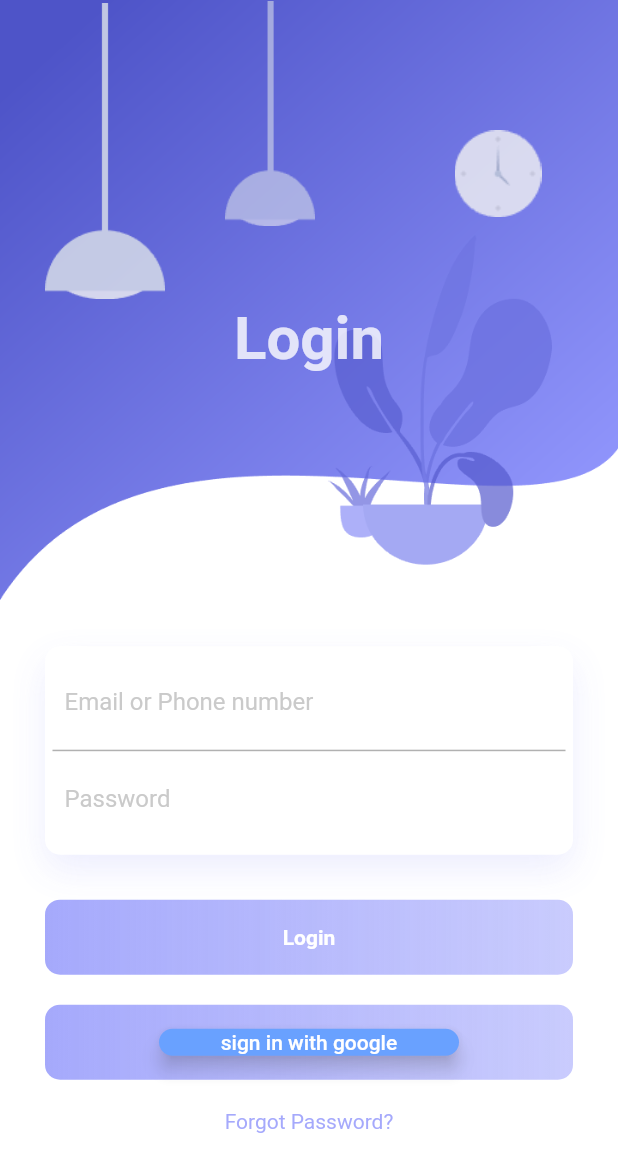
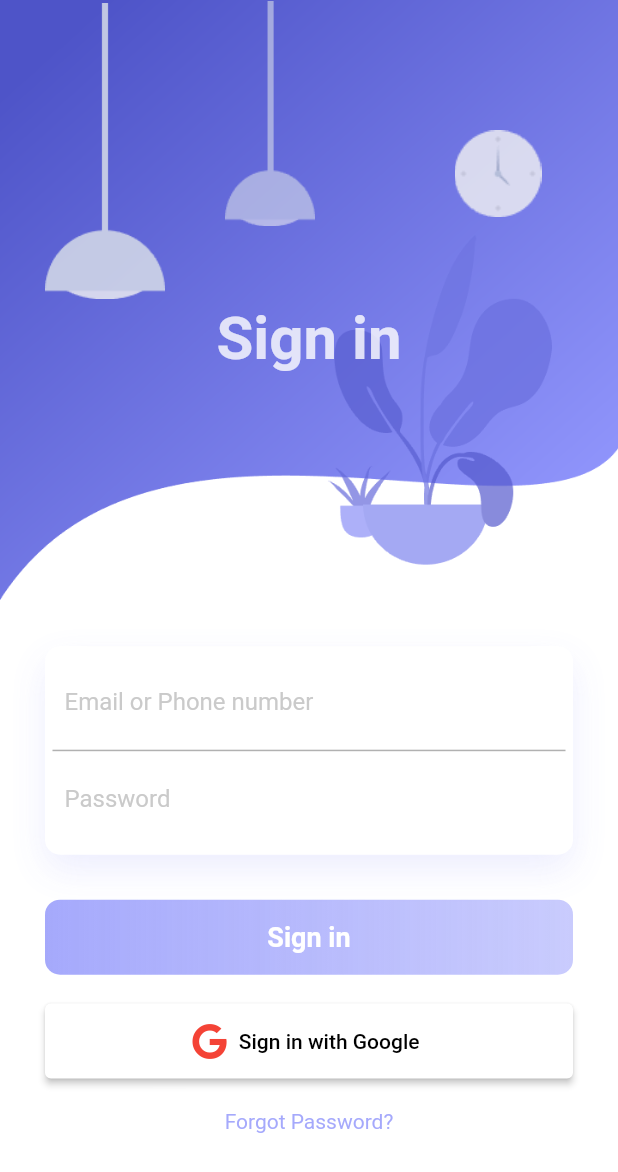
Before and after one commit to waelTeam/centre-de-formation, a Flutter app: the screen it shows after launch, on a phone screen of 412 x 824 dp. Shown: the top 1172 px of the screen. Run offline on Flutter 3.47's test engine with Material 2 defaults, Android fonts, the phone set to English and light mode, and no system bars; our stand-ins replace firebase_auth, flutter_icons, font_awesome_flutter, google_sign_in, simple_animations; accounts and stored records are empty.

```diff
--- a/lib/screens/login_screen.dart
+++ b/lib/screens/login_screen.dart
@@ -5,6 +5,7 @@ import 'package:flutter/material.dart';
  import'../componenets/rounded_button.dart';
  import'../provider/google_sign_in.dart';
  import'main_screen.dart';
+ import 'package:font_awesome_flutter/font_awesome_flutter.dart';
 // //start
 class Login extends StatelessWidget {
   static const String id='login_screen';
@@ -67,7 +68,7 @@ class Login extends StatelessWidget {
                         child: FadeAnimation(1.6, Container(
                           margin: EdgeInsets.only(top: 50),
                           child: Center(
-                            child: Text("Login", style: TextStyle(color: Colors.white, fontSize: 40, fontWeight: FontWeight.bold),),
+                            child: Text("Sign in", style: TextStyle(color: Colors.white, fontSize: 40, fontWeight: FontWeight.bold),),
                           ),
                         )),
                       )
@@ -134,26 +135,35 @@ class Login extends StatelessWidget {
                                 ]
                             )
                         ),
-                        child: Center(
-                          child: Text("Login", style: TextStyle(color: Colors.white, fontWeight: FontWeight.bold),),
+                        child: MaterialButton(
+                          minWidth: double.infinity,
+                          height: 60,
+                          onPressed: () {
+                            Navigator.push(context, MaterialPageRoute(builder: (context) => MainScreen()));
+                          },
+                          elevation: 0,
+                          shape: RoundedRectangleBorder(
+                              borderRadius: BorderRadius.circular(50)
                           ),
+                          child: Text("Sign in", style: TextStyle(
+                              fontWeight: FontWeight.bold,
+                              fontSize: 18,
+                              color:Colors.white,
+                          ),),
+                        ),
+                        // child: Center(
+                        //   child: Text("Login", style: TextStyle(color: Colors.white, fontWeight: FontWeight.bold),),
+                        // ),
                       )),
                       SizedBox(height: 20,),
-                      FadeAnimation(2, Container(
-                        height: 50,
-                        decoration: BoxDecoration(
-                            borderRadius: BorderRadius.circular(10),
-                            gradient: LinearGradient(
-                                colors: [
-                                  Color.fromRGBO(143, 148, 251, 1),
-                                  Color.fromRGBO(143, 148, 251, .6),
-                                ]
-                            )
+                      ElevatedButton.icon(
+                        style: ElevatedButton.styleFrom(
+                          primary:Colors.white,
+                          onPrimary: Colors.black,
+                          minimumSize: Size(double.infinity,50),
                         ),
-                        child: Center(
-                          child: RoundedButton(
-                            title: 'sign in with google',
-                            colour: Colors.blueAccent,
+                        icon: FaIcon(FontAwesomeIcons.google,color:Colors.red),
+                        label:Text('Sign in with Google'),
                         onPressed: () async {
 //                  final GoogleSignInAccount googleUser = await GoogleSignIn().signIn();
 //                  final GoogleSignInAuthentication googleAuth = await googleUser.authentication;
@@ -174,8 +184,6 @@ class Login extends StatelessWidget {
 //              }
                         },
                       ),
-                        ),
-                      )),
                       SizedBox(height: 20,),
                       FadeAnimation(1.5, Text("Forgot Password?", style: TextStyle(color: Color.fromRGBO(143, 148, 251, 1)),)),
                     ],
--- a/pubspec.yaml
+++ b/pubspec.yaml
@@ -27,6 +27,7 @@ dependencies:
   google_sign_in: ^4.5.1
   font_awesome_flutter: ^9.1.0
   provider: ^5.0.0
+  flutter_svg: ^0.22.0
 
 
 dev_dependencies:
@@ -45,7 +46,6 @@ flutter:
   assets:
     - assets/images/
     - assets/
-
   # An image asset can refer to one or more resolution-specific "variants", see
   # https://flutter.dev/assets-and-images/#resolution-aware.
 
```
Also changed, not shown: lib/screens/registration_screen.dart (+39 -6 lines), assets/images/hello.svg (added), pubspec.lock. Lines whose indentation alone changed are shown as unchanged.
